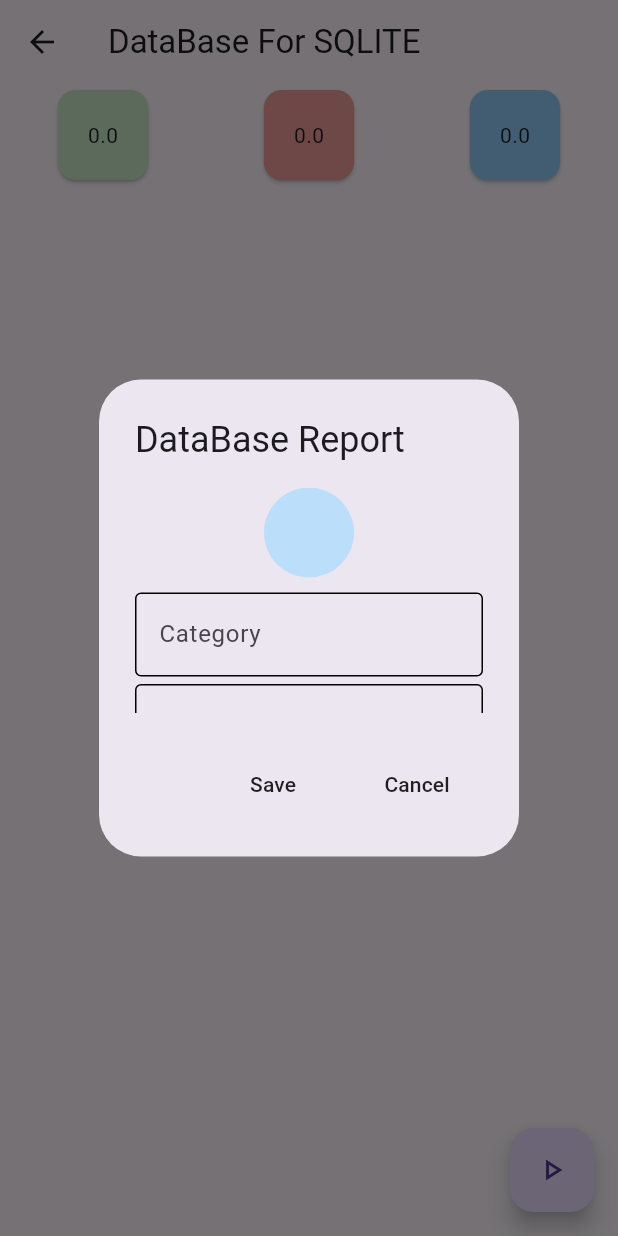
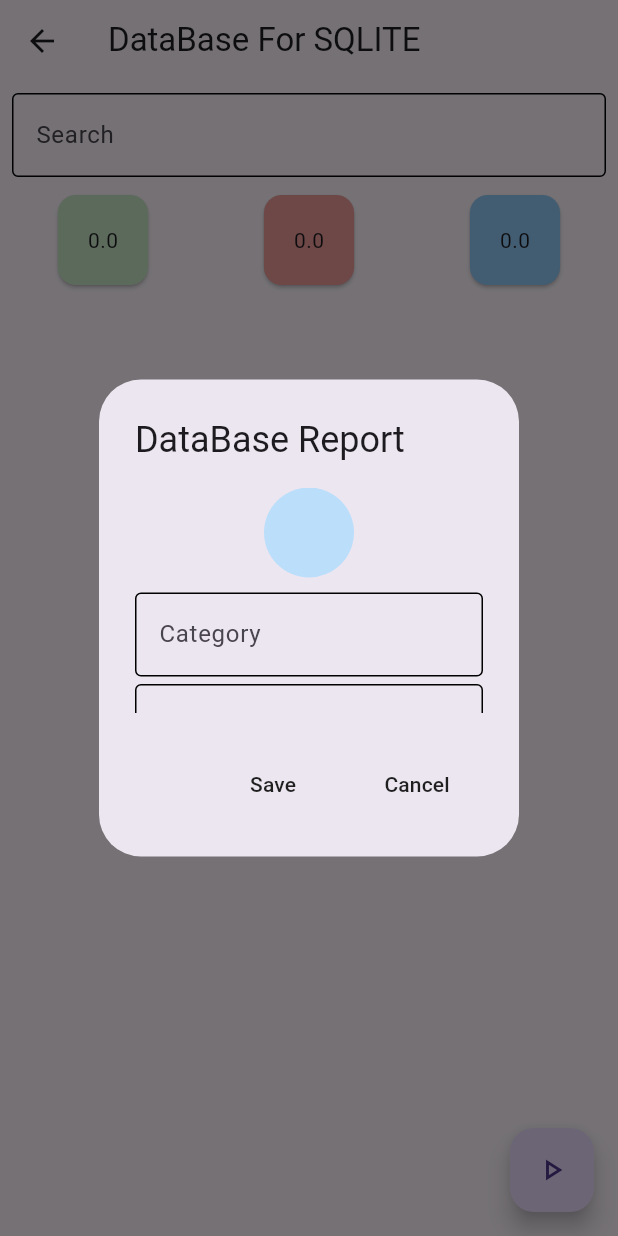
Before and after one commit to Prafulpatnecha/advance_flutter_ch2, a Flutter app: the HomeSqlPage screen opened by its route, after a tap on the "play arrow" icon, on a phone screen of 412 x 824 dp. Run offline on Flutter 3.47's test engine with Material 3 defaults, Android fonts, the phone set to English and light mode, and no system bars; our stand-ins replace flutter_slidable, get, image_picker, sqflite; accounts and stored records are empty.

Commit message:
28-08-24

```diff
--- a/lib/database_sql/contoller/sql_controller.dart
+++ b/lib/database_sql/controller/sql_controller.dart
@@ -12,6 +12,7 @@ class SqlController extends GetxController{
   RxBool backBool=false.obs;
   RxDouble total= 0.0.obs;
   RxDouble incomeTotal= 0.0.obs;
+
 
   void imagePick(XFile image)
   {
@@ -48,7 +49,10 @@ class SqlController extends GetxController{
   async {
     data.value = await DbHelper.dbHelper.readIncomeData(isIncome);
   }
-
+  Future<void> recordFind(String category)
+  async {
+    data.value = await DbHelper.dbHelper.readFind(category);
+  }
   Future<RxList> getRecord()
   async {
     data.value= await DbHelper.dbHelper.readData();
--- a/lib/database_sql/view/home/home_sql_page.dart
+++ b/lib/database_sql/view/home/home_sql_page.dart
@@ -1,19 +1,34 @@
 import 'dart:io';
 
-import 'package:advance_flutter_ch2/database_sql/contoller/sql_controller.dart';
+import 'package:advance_flutter_ch2/database_sql/controller/sql_controller.dart';
 import 'package:flutter/material.dart';
 import 'package:get/get.dart';
 import 'package:image_picker/image_picker.dart';
 
 class HomeSqlPage extends StatelessWidget {
   const HomeSqlPage({super.key});
-
   @override
   Widget build(BuildContext context) {
+  TextEditingController txtController =TextEditingController();
     SqlController sqlController = Get.put(SqlController());
     return Scaffold(
       appBar: AppBar(
         title: const Text("DataBase For SQLITE"),
+        bottom: PreferredSize(preferredSize: Size.fromHeight(70), child: Padding(
+          padding: const EdgeInsets.all(8.0),
+          child: TextField(
+            controller: txtController,
+            onChanged: (value) {
+              sqlController.recordFind(value);
+            },
+            decoration: InputDecoration(
+              hintText: "Search",
+              border: OutlineInputBorder(borderSide: BorderSide(color: Colors.black)),
+              enabledBorder: OutlineInputBorder(borderSide: BorderSide(color: Colors.black)),
+              focusedBorder: OutlineInputBorder(borderSide: BorderSide(color: Colors.black))
+            ),
+          ),
+        ),),
       ),
       body: GetBuilder<SqlController>(
         builder: (controller) => Column(
@@ -35,7 +50,6 @@ class HomeSqlPage extends StatelessWidget {
                 GestureDetector(
                   onTap: () {
                     sqlController.readIncomeRecord(0);
-
                   },
                   child: Card(
                     color: Colors.red.shade200,
```
Also changed, not shown: lib/database_sql/sql_helper/sql_home_helper.dart (+6 -1 lines), pubspec.lock.
